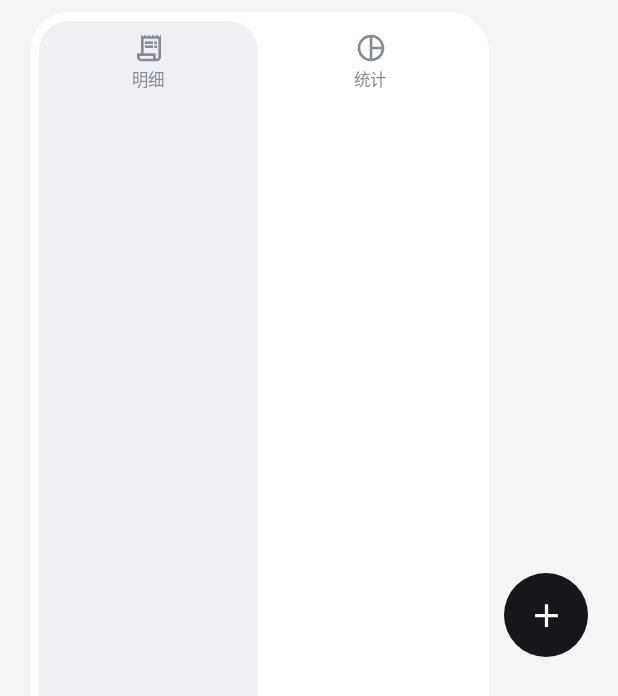
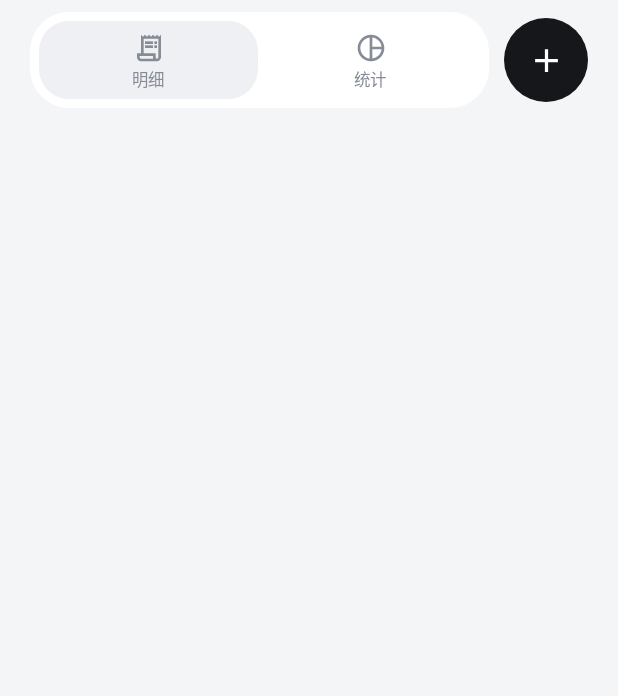
Before and after one commit to Aj002Th/fen, an Android app built with Jetpack Compose: the composable FenBottomBar called with empty values, on a phone screen of 412 x 824 dp. Shown: the top 696 px of the screen. Run offline under Robolectric (Android 15) with nearby library versions, the phone set to English and light mode, and no system bars.

Commit message:
fix: pin the tab bar to its content height

```diff
--- a/app/src/main/java/app/fen/ui/FenRoot.kt
+++ b/app/src/main/java/app/fen/ui/FenRoot.kt
@@ -451,7 +451,11 @@ private fun FenBottomBar(currentRoute: String?, onSelect: (String) -> Unit, onAd
             modifier = Modifier.weight(1f),
         ) {
             val gap = 2.dp
-            BoxWithConstraints(Modifier.padding(horizontal = 6.dp, vertical = 6.dp)) {
+            BoxWithConstraints(
+                Modifier
+                    .padding(horizontal = 6.dp, vertical = 6.dp)
+                    .height(52.dp),
+            ) {
                 val tabWidth = (maxWidth - gap * (tabs.size - 1)) / tabs.size
                 val selectedIndex = tabs.indexOfFirst { it.route == currentRoute }.coerceAtLeast(0)
                 val slidingIndex by animateFloatAsState(
@@ -467,7 +471,10 @@ private fun FenBottomBar(currentRoute: String?, onSelect: (String) -> Unit, onAd
                         .clip(RoundedCornerShape(20.dp))
                         .background(Fen.colors.surfaceMuted),
                 )
-                Row(horizontalArrangement = Arrangement.spacedBy(gap)) {
+                Row(
+                    modifier = Modifier.fillMaxWidth().fillMaxHeight(),
+                    horizontalArrangement = Arrangement.spacedBy(gap),
+                ) {
                     tabs.forEach { tab ->
                         val selected = currentRoute == tab.route
                         Column(
```
